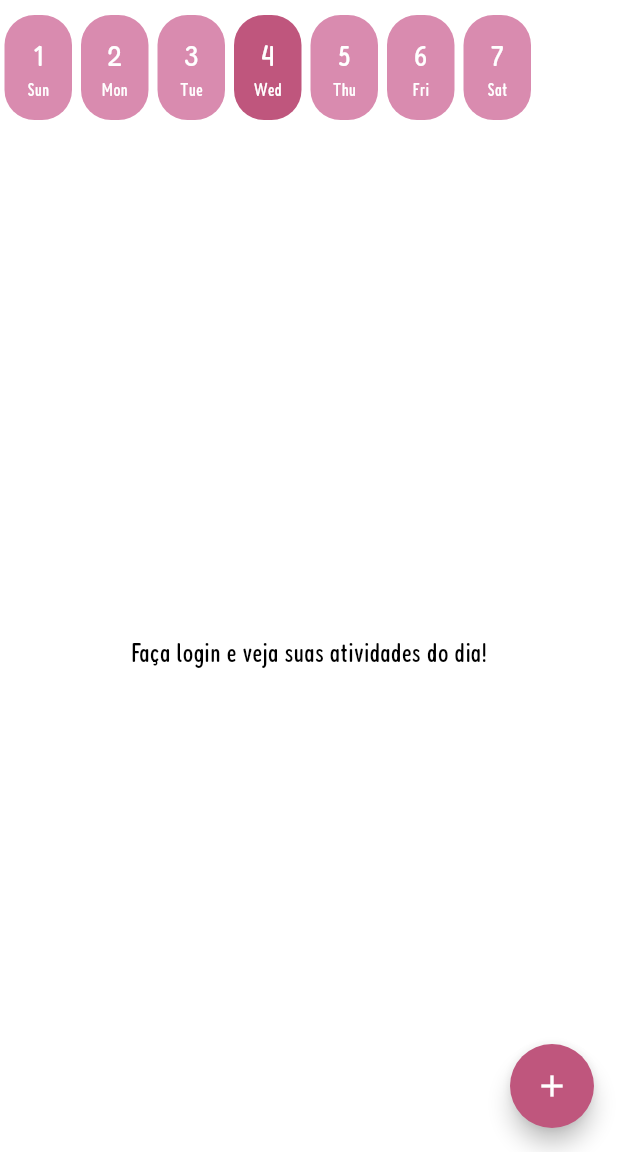
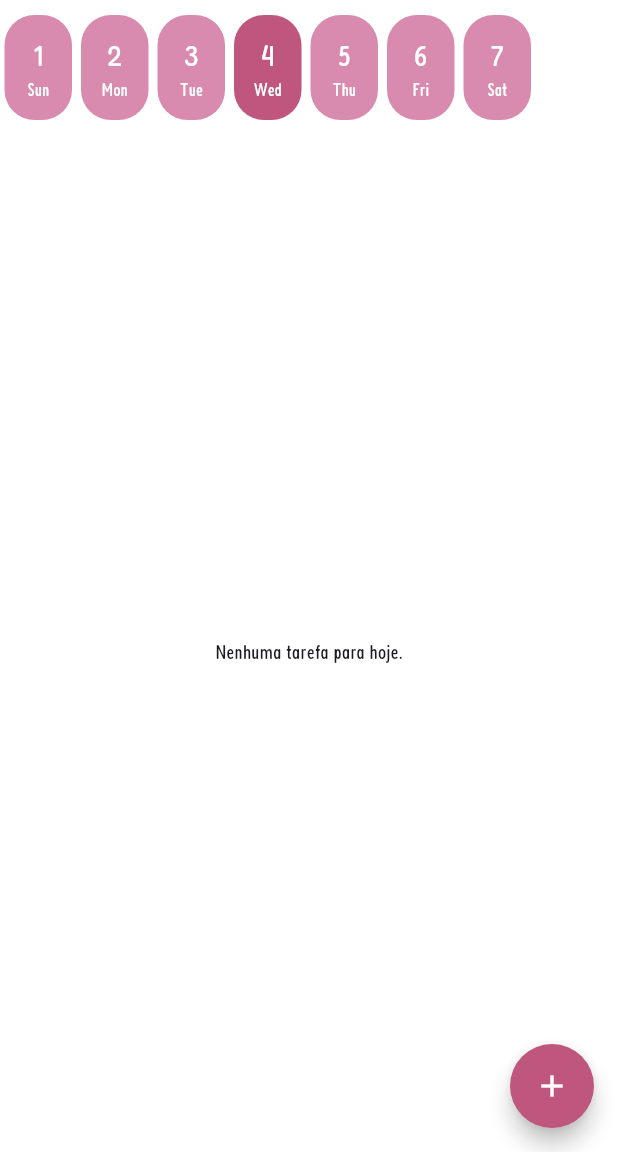
Before and after one commit to Debsmmaia/PixiePlan, a Flutter app: the screen it shows after launch, on a phone screen of 412 x 824 dp, the part 84-1236 px from its top. Run offline on Flutter 3.47's test engine with Material 3 defaults, Android fonts, the phone set to English and light mode, and no system bars; our stand-ins replace cloud_firestore, firebase_auth, firebase_core; accounts and stored records are empty; statements that could not run were skipped.

Commit message:
Atualizações estéticas e check das tarefas

```diff
--- a/lib/app/view/screens/home.dart
+++ b/lib/app/view/screens/home.dart
@@ -1,6 +1,7 @@
 import 'package:firebase_auth/firebase_auth.dart';
 import 'package:flutter/material.dart';
 import 'package:flutter/services.dart';
+import 'package:cloud_firestore/cloud_firestore.dart';
 import 'package:trabalho_final/app/service/firestore_service.dart';
 import 'login.dart';
 import 'planner.dart';
@@ -16,11 +17,28 @@ class MyHomePage extends StatefulWidget {
 
 class _MyHomePageState extends State<MyHomePage> {
   int selectedIndex = 1;
+  String _nomeUsuario = 'Usuário'; // Variável para armazenar o nome do usuário
 
+  @override
   void initState() {
     super.initState();
     // Bloquear a tela para orientação vertical
     SystemChrome.setPreferredOrientations([DeviceOrientation.portraitUp]);
+    // Buscar os dados do usuário
+    _fetchUserData();
+  }
+
+  Future<void> _fetchUserData() async {
+    User? user = FirebaseAuth.instance.currentUser;
+    if (user != null) {
+      DocumentSnapshot userDoc = await FirebaseFirestore.instance
+          .collection('users')
+          .doc(user.uid)
+          .get();
+      setState(() {
+        _nomeUsuario = userDoc['nome'] ?? 'Usuário';
+      });
+    }
   }
 
   @override
@@ -53,7 +71,7 @@ class _MyHomePageState extends State<MyHomePage> {
                   Padding(
                     padding: const EdgeInsets.all(16.0),
                     child: Text(
-                      'Olá, ${user.displayName ?? 'Usuário'}',
+                      'Olá, $_nomeUsuario',
                       style: const TextStyle(
                         fontSize: 20,
                         color: Color(0xffbf567d),
@@ -61,8 +79,8 @@ class _MyHomePageState extends State<MyHomePage> {
                     ),
                   ),
                   ListTile(
-                    contentPadding:
-                        EdgeInsets.symmetric(horizontal: 10, vertical: 10),
+                    contentPadding: const EdgeInsets.symmetric(
+                        horizontal: 10, vertical: 10),
                     leading:
                         const Icon(Icons.exit_to_app, color: Color(0xffd98baf)),
                     title: const Text(
@@ -86,8 +104,8 @@ class _MyHomePageState extends State<MyHomePage> {
                 ],
                 if (user == null) ...[
                   ListTile(
-                    contentPadding:
-                        EdgeInsets.symmetric(horizontal: 10, vertical: 10),
+                    contentPadding: const EdgeInsets.symmetric(
+                        horizontal: 10, vertical: 10),
                     leading: const Icon(Icons.login, color: Color(0xffd98baf)),
                     title: const Text(
                       'Login',
@@ -106,7 +124,7 @@ class _MyHomePageState extends State<MyHomePage> {
                 ],
                 ListTile(
                   contentPadding:
-                      EdgeInsets.symmetric(horizontal: 10, vertical: 10),
+                      const EdgeInsets.symmetric(horizontal: 10, vertical: 10),
                   leading: const Icon(Icons.book, color: Color(0xffd98baf)),
                   title: const Text(
                     'Meu Planner',
--- a/lib/app/view/screens/new_page.dart
+++ b/lib/app/view/screens/new_page.dart
@@ -90,8 +90,8 @@ class _NewPageState extends State<NewPage> {
                 child: TextFormField(
                   controller: _controller,
                   style: const TextStyle(
-                    fontSize: 30, // Tamanho da fonte
-                    color: Colors.white, // Cor do texto (branca)
+                    fontSize: 30,
+                    color: Colors.white,
                   ),
                   textAlign: TextAlign.center,
                   decoration: InputDecoration(
--- a/lib/app/view/screens/planner.dart
+++ b/lib/app/view/screens/planner.dart
@@ -5,7 +5,7 @@ import 'package:cloud_firestore/cloud_firestore.dart';
 import 'package:trabalho_final/app/view/screens/new_page.dart';
 import '../state/my_app_state.dart';
 import 'edit_new_page.dart';
-import 'package:firebase_auth/firebase_auth.dart'; // Certifique-se de importar o Firebase Auth
+import 'package:firebase_auth/firebase_auth.dart';
 
 class PlannerPage extends StatelessWidget {
   const PlannerPage({super.key});
@@ -13,16 +13,21 @@ class PlannerPage extends StatelessWidget {
   @override
   Widget build(BuildContext context) {
     final appState = context.watch<MyAppState>();
-    DateTime now = DateTime.now(); // Data atual
-    DateTime firstDayOfCurrentWeek = now.subtract(Duration(days: now.weekday));
+    final DateTime now = DateTime.now();
+    final DateTime firstDayOfCurrentWeek =
+        now.subtract(Duration(days: now.weekday));
+    final User? user = FirebaseAuth.instance.currentUser;
+    final DateTime selectedDay = appState.selectedDay ?? now;
 
-    User? user =
-        FirebaseAuth.instance.currentUser; // Pega o usuário autenticado
+    void printDebugInfo() {
+      print("Data selecionada: $selectedDay");
+      print(
+          "Início do dia: ${DateTime(selectedDay.year, selectedDay.month, selectedDay.day, 0, 0)}");
+      print(
+          "Fim do dia: ${DateTime(selectedDay.year, selectedDay.month, selectedDay.day, 23, 59, 59)}");
+    }
 
-    print('User UID: ${user?.uid}'); // Verifica o UID do usuário autenticado
-
-    // Armazene o valor selecionado como uma cópia da data
-    DateTime selectedDay = appState.selectedDay ?? now;
+    printDebugInfo();
 
     return Column(
       children: [
@@ -31,20 +36,21 @@ class PlannerPage extends StatelessWidget {
           height: 70,
           child: PageView.builder(
             itemBuilder: (context, pageIndex) {
-              DateTime firstDayOfWeek =
+              final DateTime firstDayOfWeek =
                   firstDayOfCurrentWeek.add(Duration(days: pageIndex * 7));
-              List<DateTime> days = List.generate(
-                  7, (index) => firstDayOfWeek.add(Duration(days: index)));
+              final List<DateTime> days = List.generate(
+                7,
+                (index) => firstDayOfWeek.add(Duration(days: index)),
+              );
 
               return ListView.builder(
                 scrollDirection: Axis.horizontal,
                 itemCount: days.length,
                 itemBuilder: (context, index) {
-                  DateTime day = days[index];
-                  bool isSelected = day.isAtSameMomentAs(selectedDay);
-                  bool isToday = day.isAtSameMomentAs(now);
-
-                  Color buttonColor = isSelected
+                  final DateTime day = days[index];
+                  final bool isSelected = day.isAtSameMomentAs(selectedDay);
+                  final bool isToday = day.isAtSameMomentAs(now);
+                  final Color buttonColor = isSelected
                       ? const Color(0xffbf567d)
                       : (isToday
                           ? const Color(0xffae114b)
@@ -83,50 +89,33 @@ class PlannerPage extends StatelessWidget {
             },
           ),
         ),
-        const SizedBox(height: 20), // Espaçamento entre os containers
+        const SizedBox(height: 20),
         Expanded(
-          child: user == null
-              ? Center(
-                  child: Text(
-                    'Faça login e veja suas atividades do dia!',
-                    style: const TextStyle(fontSize: 18, color: Colors.black),
-                    textAlign: TextAlign.center,
-                  ),
-                )
-              : StreamBuilder<QuerySnapshot>(
+          child: StreamBuilder<QuerySnapshot>(
             stream: FirebaseFirestore.instance
-                      .collection('todos') // Coleção de tarefas no Firestore
-                      .where('usuarioId',
-                          isEqualTo: user?.uid) // Filtro pelo ID do usuário
+                .collection('todos')
                 .where('data',
-                          isGreaterThanOrEqualTo: Timestamp.fromDate(DateTime(
-                              selectedDay.year,
-                              selectedDay.month,
-                              selectedDay.day,
-                              0,
-                              0))) // Começo do dia
+                    isGreaterThanOrEqualTo: Timestamp.fromDate(
+                      DateTime(selectedDay.year, selectedDay.month,
+                          selectedDay.day, 0, 0),
+                    ))
                 .where('data',
-                          isLessThan: Timestamp.fromDate(DateTime(
-                              selectedDay.year,
-                              selectedDay.month,
-                              selectedDay.day + 1,
-                              0,
-                              0))) // Começo do próximo dia
+                    isLessThan: Timestamp.fromDate(
+                      DateTime(selectedDay.year, selectedDay.month,
+                          selectedDay.day, 23, 59, 59),
+                    ))
                 .snapshots(),
             builder: (context, AsyncSnapshot<QuerySnapshot> snapshot) {
               if (snapshot.connectionState == ConnectionState.waiting) {
-                      print("Esperando dados...");
                 return const Center(child: CircularProgressIndicator());
               }
 
               if (!snapshot.hasData || snapshot.data!.docs.isEmpty) {
-                      print(
-                          "Nenhuma tarefa encontrada para o dia $selectedDay");
                 return const Center(
-                          child: Text('Nenhuma tarefa para hoje.'));
+                  child: Text('Nenhuma tarefa para hoje.'),
+                );
               }
 
-                    print("Tarefas encontradas: ${snapshot.data!.docs.length}");
               return ListView(
                 padding: const EdgeInsets.symmetric(horizontal: 16.0),
                 children: snapshot.data!.docs
@@ -145,29 +134,20 @@ class PlannerPage extends StatelessWidget {
     final String corHex = task.cor ?? '0xfffeb3df';
     final Color cor = Color(int.parse(corHex));
 
-    print(
-        "Carregando tarefa: ${task.nome}"); // Print de depuração para cada tarefa
-
     return GestureDetector(
       onTap: () {
-        final taskId = task.reference.id;
-
-        if (taskId != null) {
-          // Navegação para a página de edição
         Navigator.of(context).push(
           PageRouteBuilder(
             pageBuilder: (context, animation, secondaryAnimation) =>
-                  EditNewPage(
-                      taskId: taskId), // Passando taskId para EditNewPage
+                EditNewPage(taskId: task.reference.id),
             transitionsBuilder:
                 (context, animation, secondaryAnimation, child) {
               const begin = Offset(0.0, 1.0);
               const end = Offset.zero;
               const curve = Curves.ease;
-
-                var tween = Tween(begin: begin, end: end)
-                    .chain(CurveTween(curve: curve));
-                var offsetAnimation = animation.drive(tween);
+              final tween =
+                  Tween(begin: begin, end: end).chain(CurveTween(curve: curve));
+              final offsetAnimation = animation.drive(tween);
 
               return SlideTransition(
                 position: offsetAnimation,
@@ -176,18 +156,12 @@ class PlannerPage extends StatelessWidget {
             },
           ),
         );
-        } else {
-          // Se o taskId for nulo, exibe um erro
-          ScaffoldMessenger.of(context).showSnackBar(
-            SnackBar(content: Text("Erro: Tarefa não encontrada")),
-          );
-        }
       },
       child: Container(
         margin: const EdgeInsets.symmetric(vertical: 8),
         padding: const EdgeInsets.all(20),
         decoration: BoxDecoration(
-          color: cor, // Cor da tarefa obtida do banco
+          color: cor,
           borderRadius: BorderRadius.circular(8),
           boxShadow: [
             BoxShadow(
@@ -198,13 +172,31 @@ class PlannerPage extends StatelessWidget {
             ),
           ],
         ),
-        child: Text(
+        child: Row(
+          mainAxisAlignment: MainAxisAlignment.spaceBetween,
+          children: [
+            Text(
               task.nome,
               style: const TextStyle(
                 fontSize: 20,
-            color: Color(0xff302d2d),
+                color: Colors.white, // Cor da fonte alterada para branca
               ),
               textAlign: TextAlign.left,
+            ),
+            Checkbox(
+              shape: RoundedRectangleBorder(
+                borderRadius: BorderRadius.circular(20),
+              ),
+              value: task.status,
+              onChanged: (bool? value) {
+                if (value != null) {
+                  task.reference.update({'status': value});
+                }
+              },
+              activeColor: Colors.white,
+              checkColor: Color(0xffd98baf),
+            ),
+          ],
         ),
       ),
     );
@@ -214,17 +206,19 @@ class PlannerPage extends StatelessWidget {
 class Task {
   final String nome;
   final String? cor;
+  final bool status;
   final DocumentReference reference;
 
   Task.fromMap(Map<String, dynamic> map, {required this.reference})
       : assert(map['nome'] != null),
         nome = map['nome'],
-        cor = map['cor'];
+        cor = map['cor'],
+        status = map['status'];
 
   Task.fromSnapshot(DocumentSnapshot snapshot)
       : this.fromMap(snapshot.data()! as Map<String, dynamic>,
             reference: snapshot.reference);
 
   @override
-  String toString() => "Task<$nome, cor: $cor>";
+  String toString() => "Task<$nome, cor: $cor, status: $status>";
 }
```
Also changed, not shown: lib/app/view/screens/edit_new_page.dart (+12 -3 lines), lib/app/view/screens/register.dart (+13 -11 lines). Lines whose indentation alone changed are shown as unchanged.
